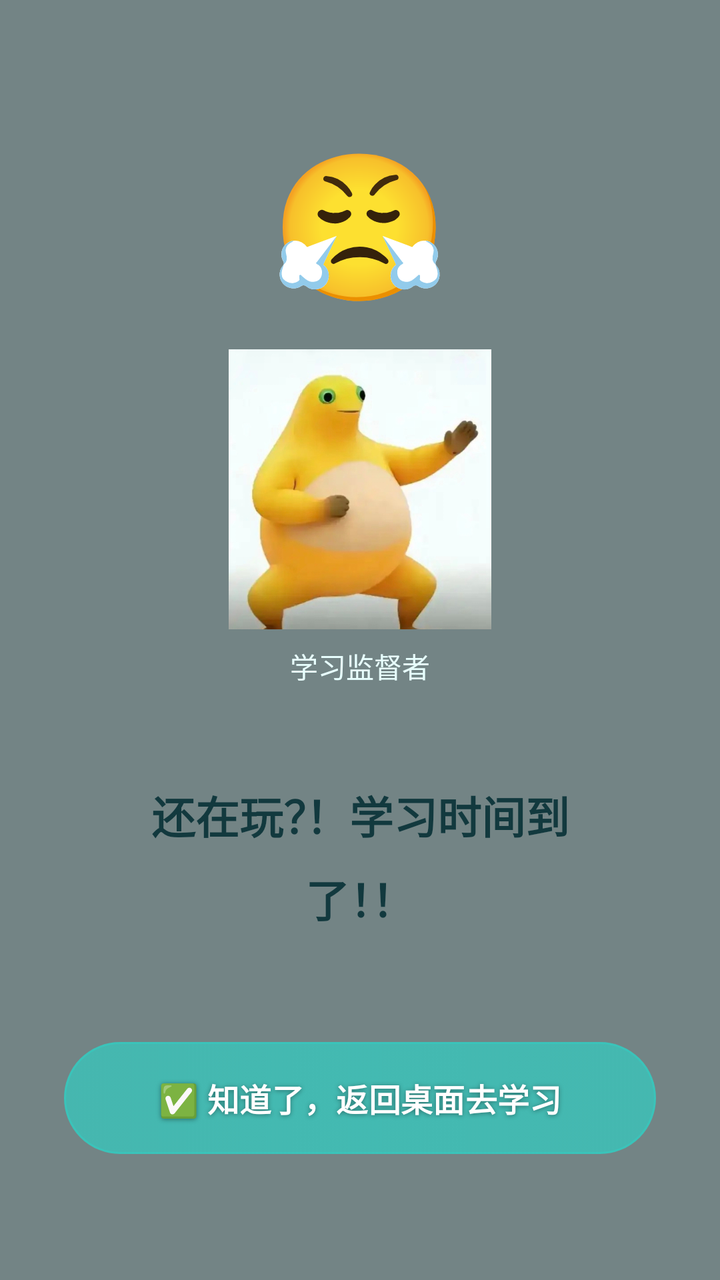
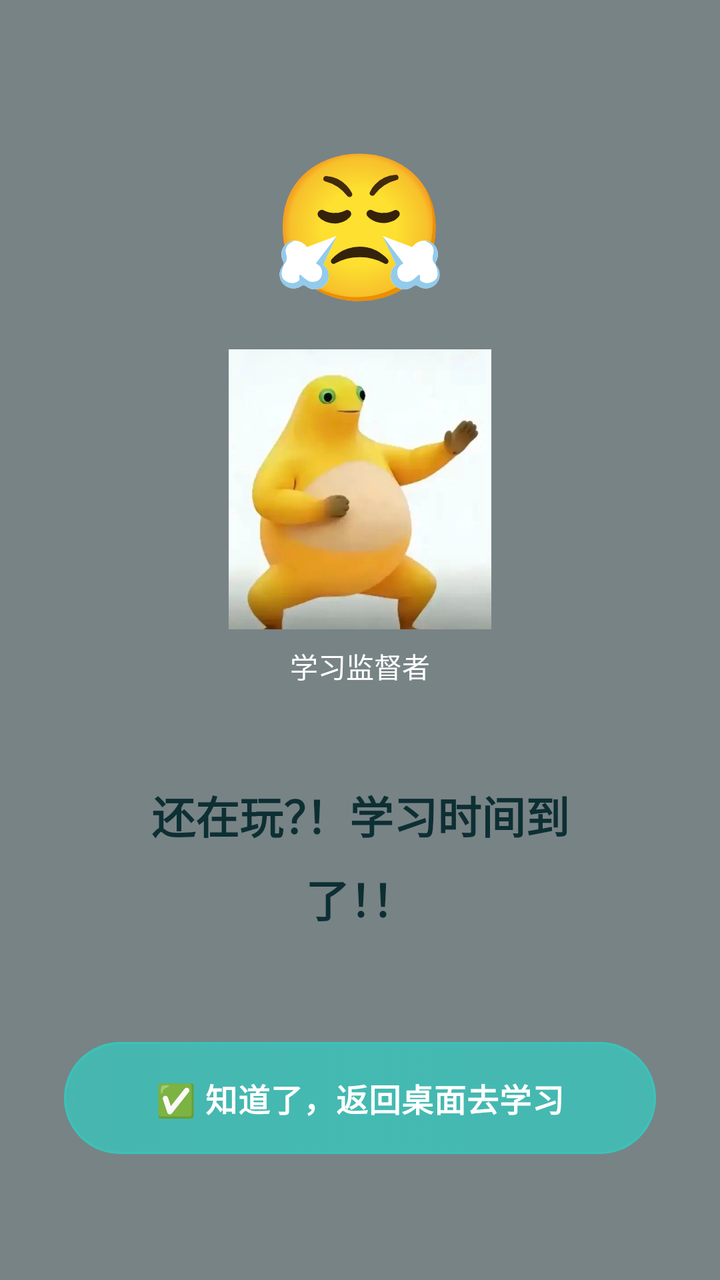

Two renders of the same Android screen: before a commit and after it. Below are the layout's source before the change and the commit's diff.
<!-- AndroidManifest.xml: application theme Theme.StudyReminder -->
<!-- res/layout/overlay_fullscreen_alert.xml -->
<?xml version="1.0" encoding="utf-8"?>
<FrameLayout xmlns:android="http://schemas.android.com/apk/res/android"
    android:layout_width="match_parent"
    android:layout_height="match_parent"
    android:background="#8A0F2026">

    <LinearLayout
        android:layout_width="match_parent"
        android:layout_height="match_parent"
        android:gravity="center"
        android:orientation="vertical"
        android:padding="32dp">

        <TextView
            android:id="@+id/tv_overlay_emoji"
            android:layout_width="wrap_content"
            android:layout_height="wrap_content"
            android:layout_marginBottom="16dp"
            android:text="😤"
            android:textSize="72sp" />

        <ImageView
            android:id="@+id/iv_overlay_character"
            android:layout_width="140dp"
            android:layout_height="140dp"
            android:layout_marginBottom="8dp"
            android:scaleType="fitCenter"
            android:src="@drawable/ic_character_default" />

        <TextView
            android:id="@+id/tv_overlay_character_name"
            android:layout_width="wrap_content"
            android:layout_height="wrap_content"
            android:layout_marginBottom="24dp"
            android:text="学习监督者"
            android:textColor="#E8FFFE"
            android:textSize="14sp" />

        <androidx.cardview.widget.CardView
            xmlns:app="http://schemas.android.com/apk/res-auto"
            android:layout_width="match_parent"
            android:layout_height="wrap_content"
            android:layout_marginBottom="32dp"
            app:cardBackgroundColor="@android:color/transparent"
            app:cardCornerRadius="26dp"
            app:cardElevation="0dp"
            android:background="@drawable/bg_overlay_glass">

            <TextView
                android:id="@+id/tv_overlay_message"
                android:layout_width="match_parent"
                android:layout_height="wrap_content"
                android:gravity="center"
                android:lineSpacingMultiplier="1.3"
                android:padding="24dp"
                android:text="还在玩？！学习时间到了！！"
                android:textColor="#12393E"
                android:textSize="22sp"
                android:textStyle="bold" />
        </androidx.cardview.widget.CardView>

        <Button
            android:id="@+id/btn_overlay_confirm"
            style="@style/Widget.StudyReminder.Button.Primary"
            android:layout_width="match_parent"
            android:layout_height="56dp"
            android:text="✅ 知道了，返回桌面去学习"
            android:textSize="16sp"
            android:textStyle="bold" />
    </LinearLayout>
</FrameLayout>
<!-- resources referenced by this layout -->
<resources>
  <!-- drawable bg_overlay_glass (drawable) -->
  <?xml version="1.0" encoding="utf-8"?>
  <shape xmlns:android="http://schemas.android.com/apk/res/android">
      <corners android:radius="26dp" />
      <gradient
          android:angle="270"
          android:startColor="#D9FFFFFF"
          android:endColor="#A3D9FDFC" />
      <stroke
          android:width="1dp"
          android:color="#A8FFFFFF" />
  </shape>
  <style name="Widget.StudyReminder.Button.Primary" parent="Widget.Material3.Button">
          <item name="android:background">@drawable/bg_primary_button</item>
          <item name="android:textColor">@color/white</item>
          <item name="android:minHeight">50dp</item>
          <item name="android:paddingLeft">18dp</item>
          <item name="android:paddingRight">18dp</item>
          <item name="android:textStyle">bold</item>
          <item name="android:elevation">0dp</item>
          <item name="android:stateListAnimator">@null</item>
          <item name="android:shadowColor">#66000000</item>
          <item name="android:shadowDx">0</item>
          <item name="android:shadowDy">1</item>
          <item name="android:shadowRadius">6</item>
      </style>
  <style name="Theme.StudyReminder" parent="Theme.Material3.Light.NoActionBar">
          <item name="colorPrimary">@color/accent</item>
          <item name="colorPrimaryVariant">@color/accent_dark</item>
          <item name="colorOnPrimary">@color/white</item>
          <item name="colorSecondary">@color/accent_pink</item>
          <item name="colorTertiary">@color/accent_blue</item>
          <item name="colorSurface">@color/card_bg</item>
          <item name="colorOutline">@color/accent_light</item>
          <item name="colorControlActivated">@color/accent</item>
          <item name="android:windowBackground">@color/bg_main</item>
      </style>
  <!-- drawable bg_primary_button (drawable) -->
  <?xml version="1.0" encoding="utf-8"?>
  <selector xmlns:android="http://schemas.android.com/apk/res/android">
      <item android:state_pressed="true" android:drawable="@drawable/bg_primary_button_pressed" />
      <item android:drawable="@drawable/bg_primary_button_normal" />
  </selector>
  <color name="white">#FFFFFF</color>
  <color name="accent">#39C5BB</color>
  <color name="accent_dark">#228E97</color>
  <color name="accent_pink">#FF77B7</color>
  <color name="accent_blue">#5FD7FF</color>
  <color name="card_bg">#F7FFFE</color>
  <color name="accent_light">#8BF2E7</color>
  <color name="bg_main">#EAFBF8</color>
  <!-- drawable bg_primary_button_pressed (drawable) -->
  <?xml version="1.0" encoding="utf-8"?>
  <layer-list xmlns:android="http://schemas.android.com/apk/res/android">
      <item>
          <shape android:shape="rectangle">
              <corners android:radius="28dp" />
              <gradient
                  android:angle="0"
                  android:startColor="#B95CCFD8"
                  android:centerColor="#C46CD8E7"
                  android:endColor="#BC78C8EB" />
              <stroke
                  android:width="1dp"
                  android:color="#D6F7FFFF" />
              <padding
                  android:left="18dp"
                  android:top="14dp"
                  android:right="18dp"
                  android:bottom="14dp" />
          </shape>
      </item>
  
      <item
          android:left="4dp"
          android:top="4dp"
          android:right="4dp"
          android:bottom="30dp">
          <shape android:shape="rectangle">
              <corners android:radius="24dp" />
              <gradient
                  android:angle="270"
                  android:startColor="#88FFFFFF"
                  android:endColor="#0FFFFFFF" />
          </shape>
      </item>
  </layer-list>
  <!-- unchanged entries left out for length: 2 -->
</resources>

<!-- the commit's change to res/layout/overlay_fullscreen_alert.xml (unified diff, before → after) -->
@@ -33,7 +33,7 @@
             android:layout_height="wrap_content"
             android:layout_marginBottom="24dp"
             android:text="学习监督者"
-            android:textColor="#E8FFFE"
+            android:textColor="@color/white"
             android:textSize="14sp" />
 
         <androidx.cardview.widget.CardView
@@ -54,7 +54,7 @@
                 android:lineSpacingMultiplier="1.3"
                 android:padding="24dp"
                 android:text="还在玩？！学习时间到了！！"
-                android:textColor="#12393E"
+                android:textColor="@color/text_primary"
                 android:textSize="22sp"
                 android:textStyle="bold" />
         </androidx.cardview.widget.CardView>
<!-- resource entries referenced after the edit -->
@@ -1,5 +1,6 @@
 <!-- resources referenced by this layout -->
 <resources>
+  <color name="text_primary">#0D2F33</color>
   <!-- drawable bg_overlay_glass (drawable) -->
   <?xml version="1.0" encoding="utf-8"?>
   <shape xmlns:android="http://schemas.android.com/apk/res/android">
@@ -19,12 +20,10 @@
           <item name="android:paddingLeft">18dp</item>
           <item name="android:paddingRight">18dp</item>
           <item name="android:textStyle">bold</item>
+          <item name="android:textSize">14sp</item>
+          <item name="android:letterSpacing">0.02</item>
           <item name="android:elevation">0dp</item>
           <item name="android:stateListAnimator">@null</item>
-          <item name="android:shadowColor">#66000000</item>
-          <item name="android:shadowDx">0</item>
-          <item name="android:shadowDy">1</item>
-          <item name="android:shadowRadius">6</item>
       </style>
   <style name="Theme.StudyReminder" parent="Theme.Material3.Light.NoActionBar">
           <item name="colorPrimary">@color/accent</item>
@@ -33,7 +32,11 @@
           <item name="colorSecondary">@color/accent_pink</item>
           <item name="colorTertiary">@color/accent_blue</item>
           <item name="colorSurface">@color/card_bg</item>
-          <item name="colorOutline">@color/accent_light</item>
+          <item name="colorSurfaceVariant">@color/card_bg_soft</item>
+          <item name="colorOnSurface">@color/text_primary</item>
+          <item name="colorOnBackground">@color/text_primary</item>
+          <item name="colorOutline">@color/text_tertiary</item>
+          <item name="colorOutlineVariant">@color/glass_stroke</item>
           <item name="colorControlActivated">@color/accent</item>
           <item name="android:windowBackground">@color/bg_main</item>
       </style>
@@ -45,12 +48,14 @@
   </selector>
   <color name="white">#FFFFFF</color>
   <color name="accent">#39C5BB</color>
-  <color name="accent_dark">#228E97</color>
+  <color name="accent_dark">#2AA89F</color>
   <color name="accent_pink">#FF77B7</color>
   <color name="accent_blue">#5FD7FF</color>
-  <color name="card_bg">#F7FFFE</color>
-  <color name="accent_light">#8BF2E7</color>
-  <color name="bg_main">#EAFBF8</color>
+  <color name="card_bg">#F8FFFE</color>
+  <color name="card_bg_soft">#EDF8F6</color>
+  <color name="text_tertiary">#8AABAE</color>
+  <color name="glass_stroke">#30FFFFFF</color>
+  <color name="bg_main">#F4FAF9</color>
   <!-- drawable bg_primary_button_pressed (drawable) -->
   <?xml version="1.0" encoding="utf-8"?>
   <layer-list xmlns:android="http://schemas.android.com/apk/res/android">
